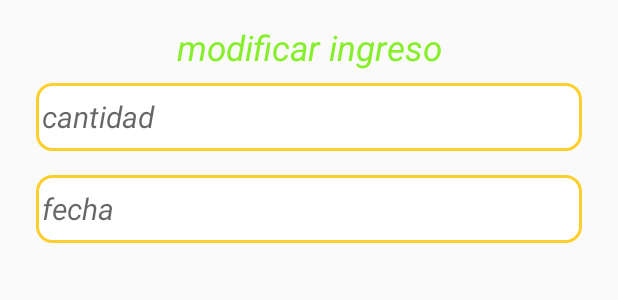
After one commit to TylerCorrad/CoinByCoin2, an Android app built with Jetpack Compose: the layout dialog_modificar_ingreso.xml on its own in the app's theme, with its tools: preview values and no code run, on a phone screen of 412 x 824 dp. The commit adds this screen. Shown: the top 300 px of the screen. Run offline under Robolectric (Android 15) with nearby library versions, the phone set to English and light mode, and no system bars.

Commit message:
app con login, registro, perfil, ingresos completo

```diff
--- /dev/null
+++ b/app/src/main/res/layout/dialog_modificar_ingreso.xml
@@ -0,0 +1,39 @@
+<?xml version="1.0" encoding="utf-8"?>
+<LinearLayout xmlns:android="http://schemas.android.com/apk/res/android"
+    android:layout_width="match_parent"
+    android:layout_height="match_parent"
+    android:orientation="vertical"
+    android:padding="16dp">
+
+    <TextView
+        android:id="@+id/titulo"
+        android:layout_width="match_parent"
+        android:layout_height="wrap_content"
+        style="@style/TxtVerdeMedianoItalic"
+        android:text="@string/modificar_ingreso"
+        android:gravity="center"
+        />
+
+    <com.google.android.material.textfield.TextInputEditText
+        android:id="@+id/editTextCantidad"
+        android:layout_width="match_parent"
+        android:layout_height="45dp"
+        android:hint="@string/cantidad"
+        android:inputType="numberDecimal"
+        android:padding="4dp"
+        style="@style/EstiloEditText"
+        android:background="@drawable/bg_btn_borde_amarillo"
+        android:layout_margin="8dp"/>
+
+    <EditText
+        android:id="@+id/editTextFecha"
+        android:layout_width="match_parent"
+        android:layout_height="45dp"
+        android:hint="@string/fecha"
+        android:focusable="false"
+        android:clickable="true"
+        android:padding="4dp"
+        style="@style/EstiloEditText"
+        android:background="@drawable/bg_btn_borde_amarillo"
+        android:layout_margin="8dp"/>
+</LinearLayout>
--- a/app/src/main/res/values/strings.xml
+++ b/app/src/main/res/values/strings.xml
@@ -79,4 +79,7 @@
     <string name="el_usuario_no_existe">el usuario no existe</string>
     <string name="la_contrase_a_no_es_correcta_o_no_coincide">la contraseña no es correcta o no coincide</string>
     <string name="error_al_obtener_el_id_del_usuario">Error al obtener el ID del usuario</string>
+    <string name="modificar_ingreso">modificar ingreso</string>
+    <string name="eiminar_ingreso">Eiminar ingreso</string>
+    <string name="eliminar_ingreso">eliminar ingreso</string>
 </resources>
```
Also changed, not shown: app/src/main/java/com/example/coinbycoin/DAO.kt (+13 -0 lines), app/src/main/java/com/example/coinbycoin/Dashboard.kt (+2 -8 lines), app/src/main/java/com/example/coinbycoin/IngresoRepository.kt (+16 -0 lines), app/src/main/java/com/example/coinbycoin/IngresoViewModel.kt (+16 -0 lines), app/src/main/java/com/example/coinbycoin/Ingresos.kt (+129 -51 lines).
